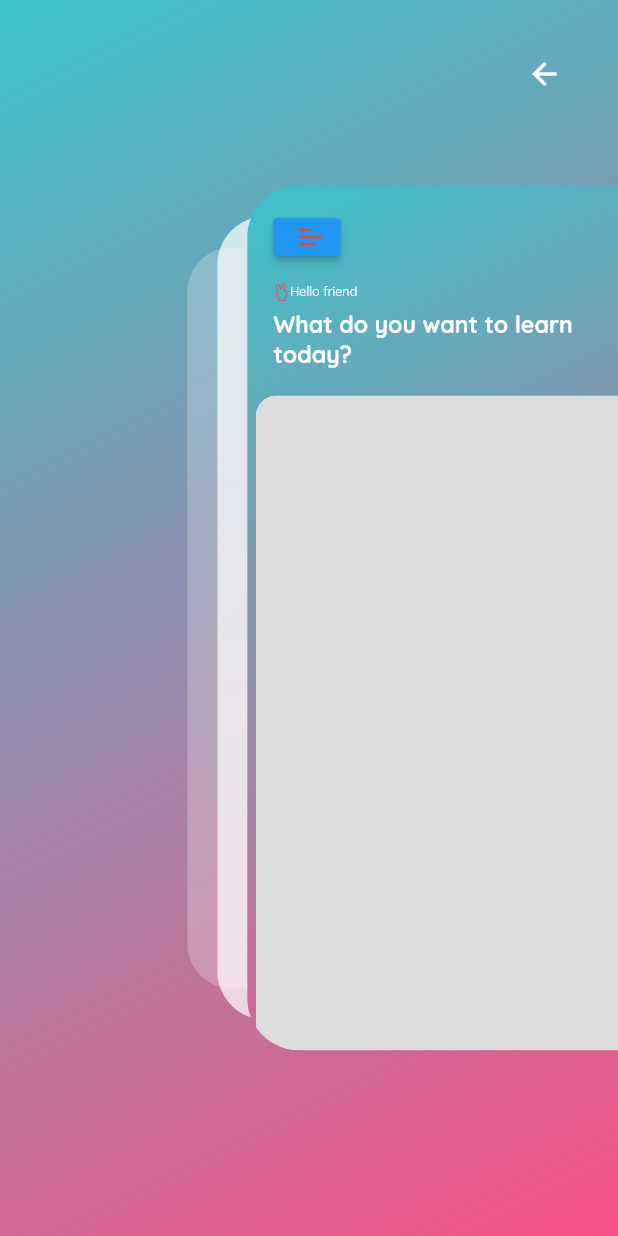
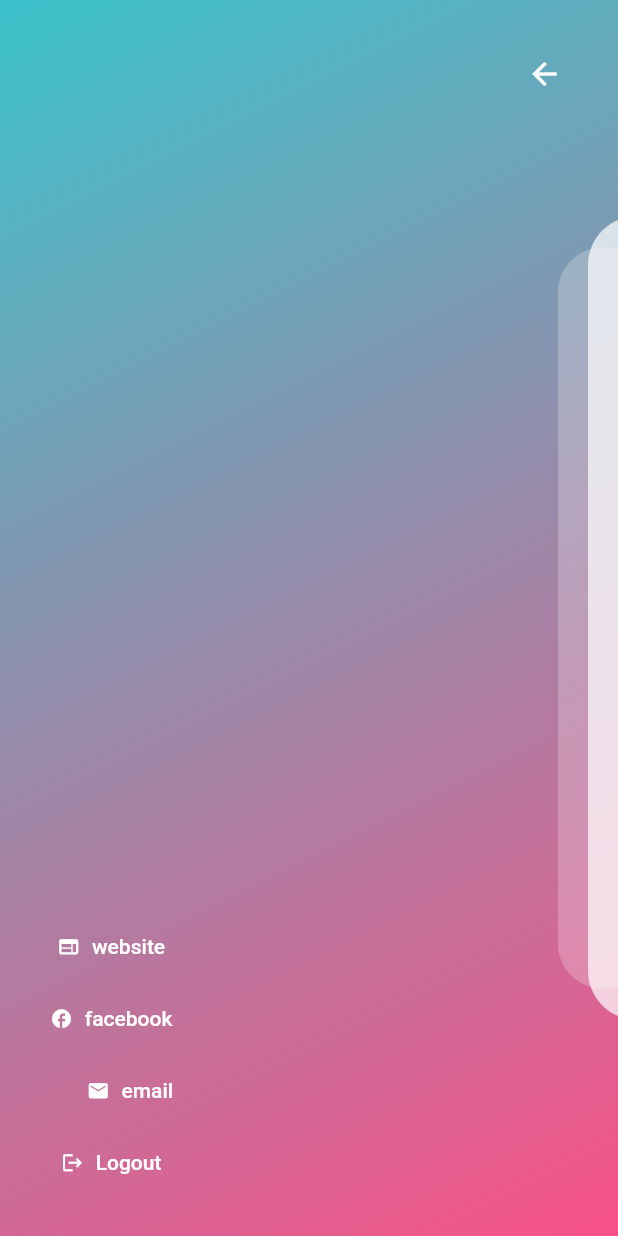
Before and after one commit to andreiamark/study-app, a Flutter app: the HomeScreen screen opened by its route, after a tap on an icon or button, on a phone screen of 412 x 824 dp. Run offline on Flutter 3.47's test engine with Material 2 defaults, Android fonts, the phone set to English and light mode, and no system bars; drawn by our look-alikes of flutter_zoom_drawer; our stand-ins replace cached_network_image, cloud_firestore, firebase_auth, firebase_core, firebase_storage, flutter_svg and 4 more; accounts and stored records are empty; project files that could hold a hidden picture were left out.

Commit message:
final commits

```diff
--- a/lib/controllers/question_paper/question_paper_controller.dart
+++ b/lib/controllers/question_paper/question_paper_controller.dart
@@ -47,11 +47,13 @@ class QuestionPaperController extends GetxController{
         Get.back();
        // Get.offNamed();
     } else {
+        print('logged in');
         //Get.toNamed();
       }
     } else {
+      print('title is ${paper.title}');
       _authController.showLoginAlertDialogue();
-    });
+    }
 
   }
 }
--- a/lib/routes/app_routes.dart
+++ b/lib/routes/app_routes.dart
@@ -1,6 +1,7 @@
 import 'package:study_app/controllers/question_paper/question_paper_controller.dart';
 import 'package:study_app/controllers/zoom_drawer_controller.dart';
 import 'package:study_app/screens/introduction.dart';
+import 'package:study_app/screens/login/login_screen.dart';
 
 import '../screens/home/home_screen.dart';
 import '../screens/splash/splash_screen.dart';
@@ -17,7 +18,11 @@ class AppRoutes{
     Get.put(QuestionPaperController());
     Get.put(MyZoomDrawerController());
    })
-  )
+  ),
+   GetPage(
+     name: LoginScreen.routeName,
+     page:() => LoginScreen()
+   )
  ];
 
 
--- a/lib/screens/home/home_screen.dart
+++ b/lib/screens/home/home_screen.dart
@@ -18,6 +18,7 @@ import '../../configs/themes/app_icons.dart';
 class HomeScreen extends GetView<MyZoomDrawerController> {
   const HomeScreen({Key? key}) : super(key: key);
 
+  static const String routeName = "/home";
   @override
   Widget build(BuildContext context) {
     QuestionPaperController _questionPaperController = Get.find();
@@ -29,7 +30,7 @@ class HomeScreen extends GetView<MyZoomDrawerController> {
           angle: 0.0,
           style: DrawerStyle.defaultStyle,
           drawerShadowsBackgroundColor: Colors.white.withOpacity(0.5),
-          slideWidth: MediaQuery.of(context).size.width * 0.4,
+          slideWidth: MediaQuery.of(context).size.width ,
           controller: _.zoomDrawerController,
           menuScreen: MyMenuScreen(),
               mainScreen: Container(
--- a/lib/screens/home/menu_screen.dart
+++ b/lib/screens/home/menu_screen.dart
@@ -31,9 +31,70 @@ class MyMenuScreen extends GetView<MyZoomDrawerController>{
                   controller.toggleDrawer();
                 },
               ),
-            )
+            ),
+          Padding(
+            padding: EdgeInsets.only(right: MediaQuery.of(context).size.width * 0.3),
+            child: Column(
+              children: [
+                    Obx(() => controller.user.value == null?
+                    SizedBox() : Text(
+                      controller.user.value!.displayName ?? ''
+                    , style: TextStyle(
+                      fontWeight: FontWeight.w900,
+                      fontSize: 18,
+                      color: onSurfaceTextColor
+                    ))),
+                const Spacer(flex:1),
+                _DrawerButton(
+                    icon: Icons.web,
+                    label: "website",
+                onPressed: () => website()),
+                _DrawerButton(
+                    icon: Icons.facebook,
+                    label: "facebook",
+                    onPressed: () => website()),
+                Padding(
+                  padding: const EdgeInsets.only(left: 25.0),
+                  child: _DrawerButton(
+                      icon: Icons.email,
+                      label: "email",
+                      onPressed: () => email()),
+                ),
+                _DrawerButton(
+                    icon: Icons.logout,
+                    label: "Logout",
+                    onPressed: () => signOut()),
+              ],
+            ),
+          )
         ],),
       ),
     ));
   }
 }
+class _DrawerButton extends StatelessWidget {
+  const _DrawerButton({Key? key,
+
+    required this.icon,
+    required this.label,
+    this.onPressed,
+
+
+  }) : super(key: key);
+
+
+  final IconData icon;
+  final String label;
+  final VoidCallback? onPressed;
+  @override
+  Widget build(BuildContext context) {
+    return TextButton.icon(
+      onPressed: onPressed,
+      icon: Icon(
+        icon,
+        size: 15,
+      ),
+      label: Text(label),
+    );
+  }
+}
--- a/lib/widgets/dialogs/dialogue_widget.dart
+++ b/lib/widgets/dialogs/dialogue_widget.dart
@@ -12,6 +12,8 @@ class Dialogs{
   static Widget questionStartDialog({required VoidCallback onTap}){
     return AlertDialog(
       content: Column(
+        mainAxisSize: MainAxisSize.min,
+        crossAxisAlignment: CrossAxisAlignment.start,
         children: [
           Text("Hi",
           style: TextStyle(
--- a/pubspec.yaml
+++ b/pubspec.yaml
@@ -45,6 +45,9 @@ dependencies:
   url_launcher: ^6.1.7
   firebase_auth: ^4.2.0
   google_sign_in: ^5.4.2
+  flutter_svg: ^1.1.6
+  logger: ^1.1.0
+
 dev_dependencies:
   flutter_test:
     sdk: flutter
```
Also changed, not shown: lib/controllers/app_logger.dart (added, +32 -0 lines), lib/controllers/auth_controller.dart (+30 -6 lines), lib/controllers/zoom_drawer_controller.dart (+16 -3 lines), lib/screens/home/question_card.dart (+5 -4 lines), lib/screens/introduction.dart (+3 -7 lines), lib/screens/login/login_screen.dart (added, +71 -0 lines), lib/widgets/common/main_button.dart (added, +49 -0 lines), pubspec.lock, 3 other files.
